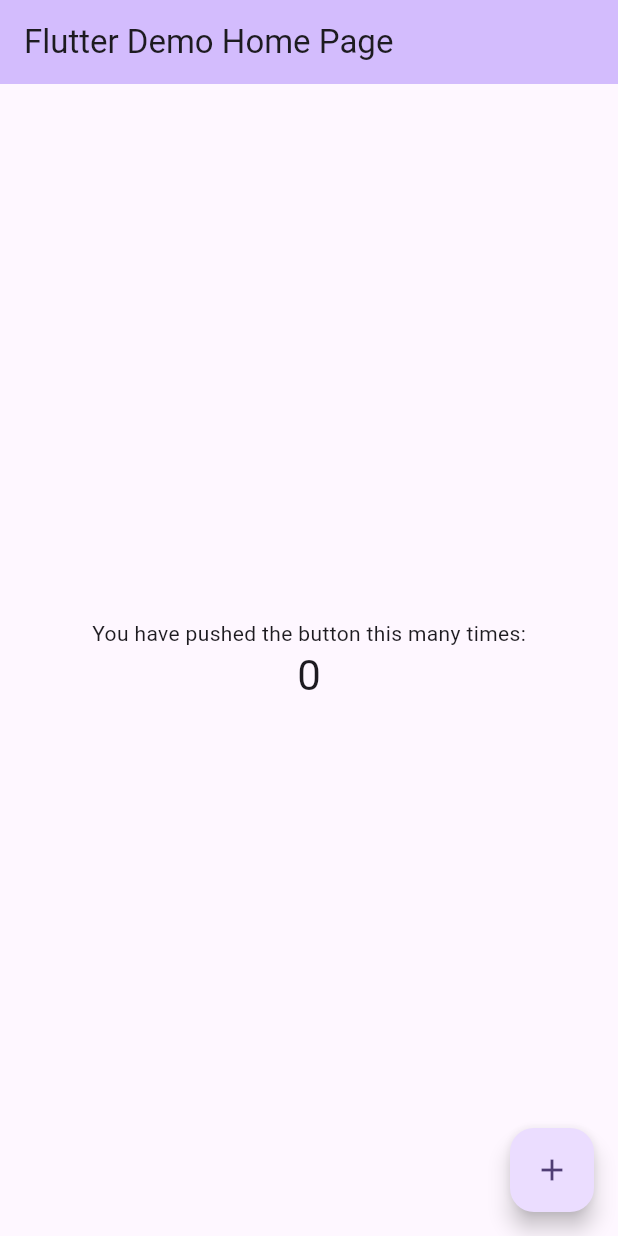
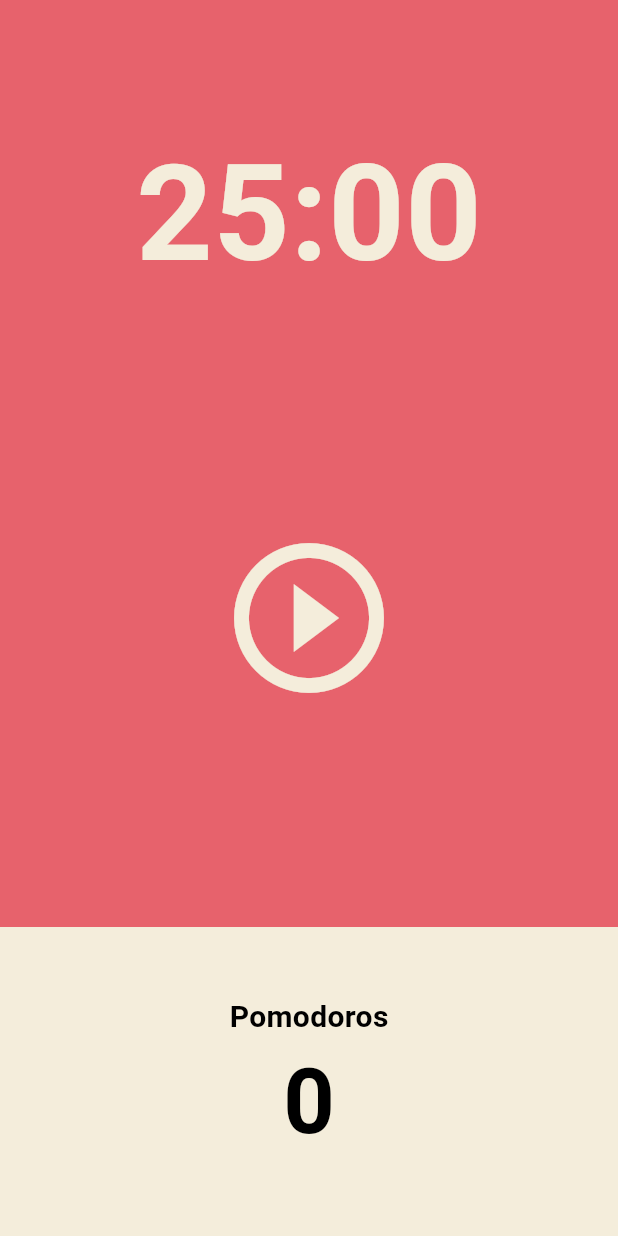
Before and after one commit to tm9704/flutter_pomodoro, a Flutter app: the screen it shows after launch, on a phone screen of 412 x 824 dp. Run offline on Flutter 3.47's test engine with Material 3 defaults, Android fonts, the phone set to English and light mode, and no system bars.

Commit message:
Make User Interface

```diff
--- a/lib/main.dart
+++ b/lib/main.dart
@@ -1,125 +1,28 @@
 import 'package:flutter/material.dart';
+import 'package:pomodoro/screens/home_screen.dart';
 
 void main() {
-  runApp(const MyApp());
+  runApp(const App());
 }
 
-class MyApp extends StatelessWidget {
-  const MyApp({super.key});
+class App extends StatelessWidget {
+  const App({super.key});
 
-  // This widget is the root of your application.
   @override
   Widget build(BuildContext context) {
     return MaterialApp(
-      title: 'Flutter Demo',
       theme: ThemeData(
-        // This is the theme of your application.
-        //
-        // TRY THIS: Try running your application with "flutter run". You'll see
-        // the application has a purple toolbar. Then, without quitting the app,
-        // try changing the seedColor in the colorScheme below to Colors.green
-        // and then invoke "hot reload" (save your changes or press the "hot
-        // reload" button in a Flutter-supported IDE, or press "r" if you used
-        // the command line to start the app).
-        //
-        // Notice that the counter didn't reset back to zero; the application
-        // state is not lost during the reload. To reset the state, use hot
-        // restart instead.
-        //
-        // This works for code too, not just values: Most code changes can be
-        // tested with just a hot reload.
-        colorScheme: ColorScheme.fromSeed(seedColor: Colors.deepPurple),
-        useMaterial3: true,
+        colorScheme: ColorScheme.fromSwatch(
+          cardColor: const Color(0xFFE7626C),
+        ),
+        textTheme: const TextTheme(
+          displayLarge: TextStyle(
+            color: Color(0xFF232B55),
+          ),
+        ),
+        cardColor: const Color(0xFFF4EDDB),
       ),
-      home: const MyHomePage(title: 'Flutter Demo Home Page'),
+      home: const HomeScreen(),
     );
   }
 }
-
-class MyHomePage extends StatefulWidget {
-  const MyHomePage({super.key, required this.title});
-
-  // This widget is the home page of your application. It is stateful, meaning
-  // that it has a State object (defined below) that contains fields that affect
-  // how it looks.
-
-  // This class is the configuration for the state. It holds the values (in this
-  // case the title) provided by the parent (in this case the App widget) and
-  // used by the build method of the State. Fields in a Widget subclass are
-  // always marked "final".
-
-  final String title;
-
-  @override
-  State<MyHomePage> createState() => _MyHomePageState();
-}
-
-class _MyHomePageState extends State<MyHomePage> {
-  int _counter = 0;
-
-  void _incrementCounter() {
-    setState(() {
-      // This call to setState tells the Flutter framework that something has
-      // changed in this State, which causes it to rerun the build method below
-      // so that the display can reflect the updated values. If we changed
-      // _counter without calling setState(), then the build method would not be
-      // called again, and so nothing would appear to happen.
-      _counter++;
-    });
-  }
-
-  @override
-  Widget build(BuildContext context) {
-    // This method is rerun every time setState is called, for instance as done
-    // by the _incrementCounter method above.
-    //
-    // The Flutter framework has been optimized to make rerunning build methods
-    // fast, so that you can just rebuild anything that needs updating rather
-    // than having to individually change instances of widgets.
-    return Scaffold(
-      appBar: AppBar(
-        // TRY THIS: Try changing the color here to a specific color (to
-        // Colors.amber, perhaps?) and trigger a hot reload to see the AppBar
-        // change color while the other colors stay the same.
-        backgroundColor: Theme.of(context).colorScheme.inversePrimary,
-        // Here we take the value from the MyHomePage object that was created by
-        // the App.build method, and use it to set our appbar title.
-        title: Text(widget.title),
-      ),
-      body: Center(
-        // Center is a layout widget. It takes a single child and positions it
-        // in the middle of the parent.
-        child: Column(
-          // Column is also a layout widget. It takes a list of children and
-          // arranges them vertically. By default, it sizes itself to fit its
-          // children horizontally, and tries to be as tall as its parent.
-          //
-          // Column has various properties to control how it sizes itself and
-          // how it positions its children. Here we use mainAxisAlignment to
-          // center the children vertically; the main axis here is the vertical
-          // axis because Columns are vertical (the cross axis would be
-          // horizontal).
-          //
-          // TRY THIS: Invoke "debug painting" (choose the "Toggle Debug Paint"
-          // action in the IDE, or press "p" in the console), to see the
-          // wireframe for each widget.
-          mainAxisAlignment: MainAxisAlignment.center,
-          children: <Widget>[
-            const Text(
-              'You have pushed the button this many times:',
-            ),
-            Text(
-              '$_counter',
-              style: Theme.of(context).textTheme.headlineMedium,
-            ),
-          ],
-        ),
-      ),
-      floatingActionButton: FloatingActionButton(
-        onPressed: _incrementCounter,
-        tooltip: 'Increment',
-        child: const Icon(Icons.add),
-      ), // This trailing comma makes auto-formatting nicer for build methods.
-    );
-  }
-}
--- /dev/null
+++ b/lib/screens/home_screen.dart
@@ -0,0 +1,90 @@
+import 'package:flutter/material.dart';
+import 'package:flutter/widgets.dart';
+
+class HomeScreen extends StatefulWidget {
+  const HomeScreen({super.key});
+
+  @override
+  State<HomeScreen> createState() => _HomeScreenState();
+}
+
+class _HomeScreenState extends State<HomeScreen> {
+  @override
+  Widget build(BuildContext context) {
+    return Scaffold(
+      backgroundColor: Theme.of(context).colorScheme.surface,
+      body: Column(
+        children: [
+          Flexible(
+            flex: 1,
+            child: Container(
+              alignment: Alignment.bottomCenter,
+              child: Text(
+                '25:00',
+                style: TextStyle(
+                  color: Theme.of(context).cardColor,
+                  fontSize: 89,
+                  fontWeight: FontWeight.w600,
+                ),
+              ),
+            ),
+          ),
+          Flexible(
+            flex: 2,
+            child: Center(
+              child: IconButton(
+                iconSize: 120,
+                color: Theme.of(context).cardColor,
+                onPressed: () {},
+                icon: const Icon(
+                  Icons.play_circle_outline,
+                ),
+              ),
+            ),
+          ),
+          Flexible(
+            flex: 1,
+            child: Row(
+              children: [
+                Expanded(
+                  child: Container(
+                    decoration: BoxDecoration(
+                      color: Theme.of(context).cardColor,
+                    ),
+                    child: Column(
+                      mainAxisAlignment: MainAxisAlignment.center,
+                      children: [
+                        Text(
+                          'Pomodoros',
+                          style: TextStyle(
+                            fontSize: 20,
+                            fontWeight: FontWeight.w600,
+                            color: Theme.of(context)
+                                .textTheme
+                                .headlineLarge!
+                                .color,
+                          ),
+                        ),
+                        Text(
+                          '0',
+                          style: TextStyle(
+                            fontSize: 60,
+                            fontWeight: FontWeight.w600,
+                            color: Theme.of(context)
+                                .textTheme
+                                .headlineLarge!
+                                .color,
+                          ),
+                        ),
+                      ],
+                    ),
+                  ),
+                ),
+              ],
+            ),
+          )
+        ],
+      ),
+    );
+  }
+}
```
